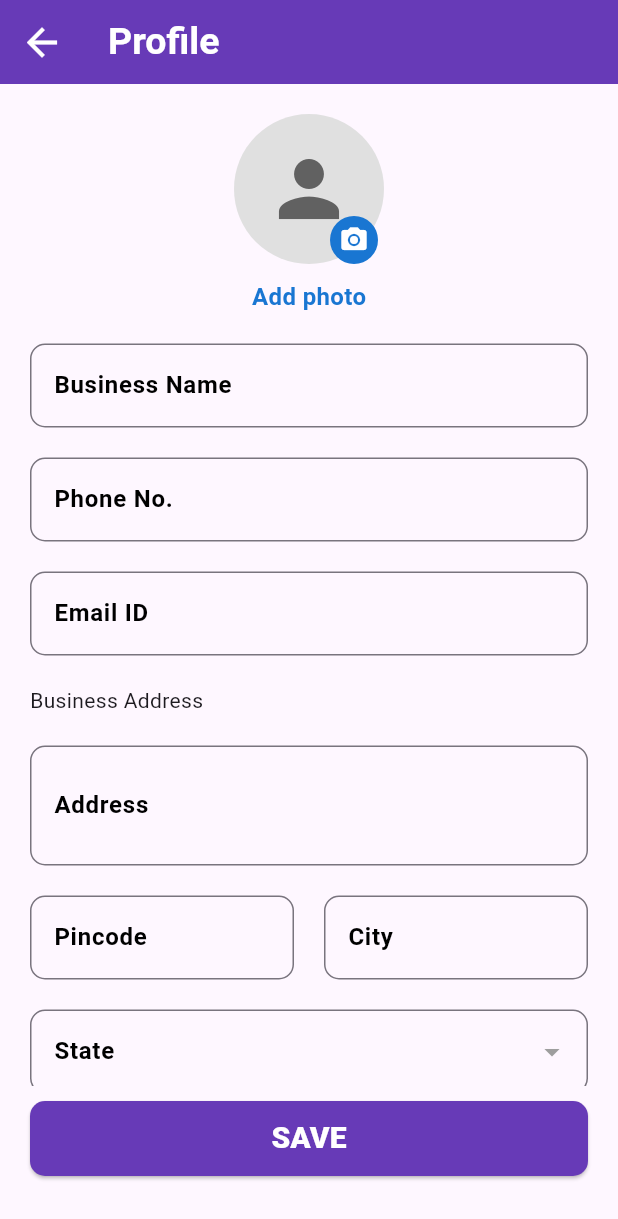
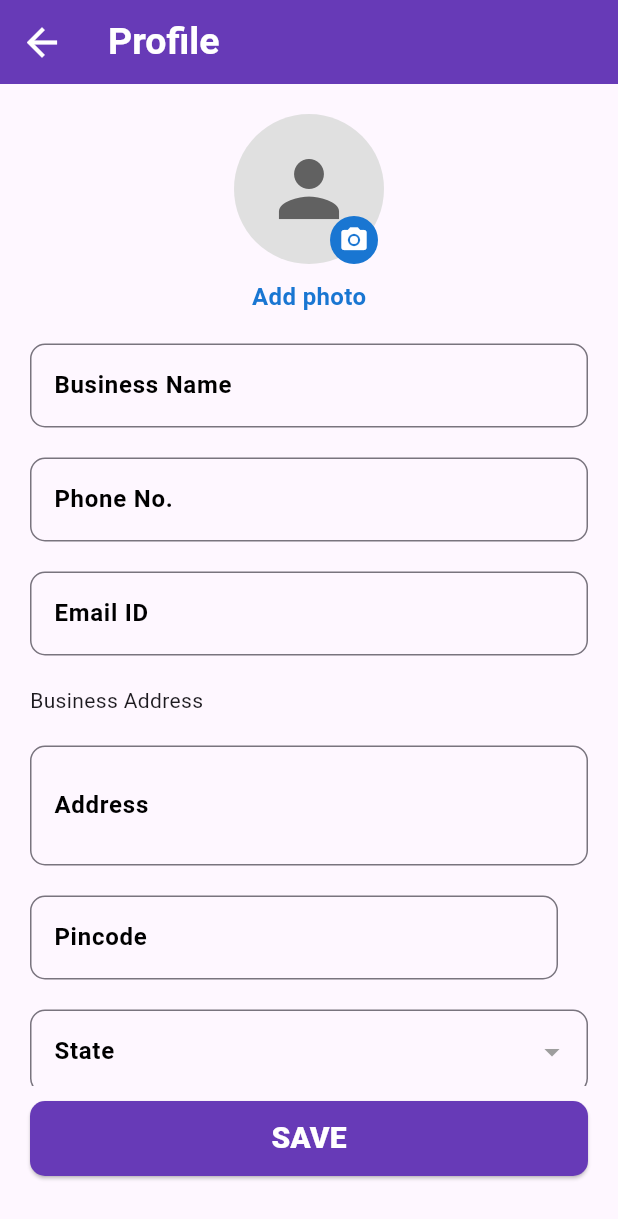
Before and after one commit to YMN7300/offline_billing_app, a Flutter app: the ProfilePage screen opened by its route, on a phone screen of 412 x 824 dp. Shown: the top 1219 px of the screen. Run offline on Flutter 3.47's test engine with Material 3 defaults, Android fonts, the phone set to English and light mode, and no system bars; our stand-ins replace fl_chart, image_cropper, image_picker, pdf, printing, share_plus and 1 more; missing offline and left inert: flutter_rounded_date_picker; accounts and stored records are empty.

Commit message:
Refactor profile page UI logic

```diff
--- a/lib/navigation_pages/appbar_buttons/profile.dart
+++ b/lib/navigation_pages/appbar_buttons/profile.dart
@@ -532,12 +532,6 @@ class _ProfilePageState extends State<ProfilePage> {
                           ),
                         ),
                         const SizedBox(width: 20),
-                        Expanded(
-                          child: CustomTextField(
-                            labelText: 'City',
-                            controller: _cityController,
-                          ),
-                        ),
                       ],
                     ),
                     sizedBox20(),
```
